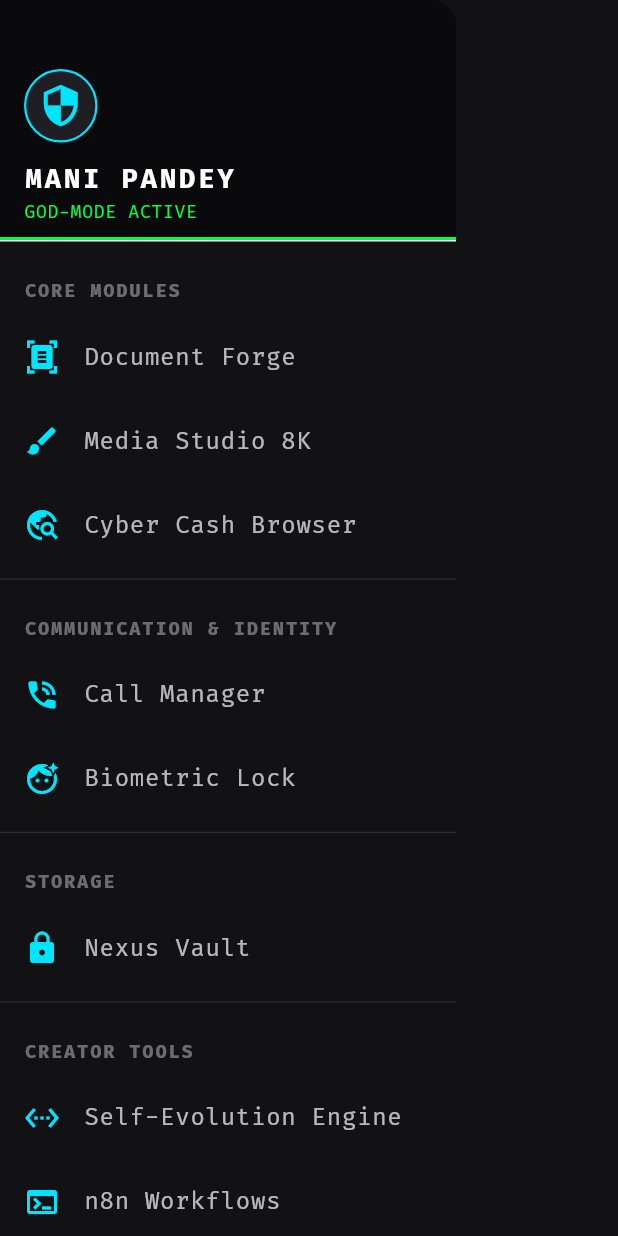
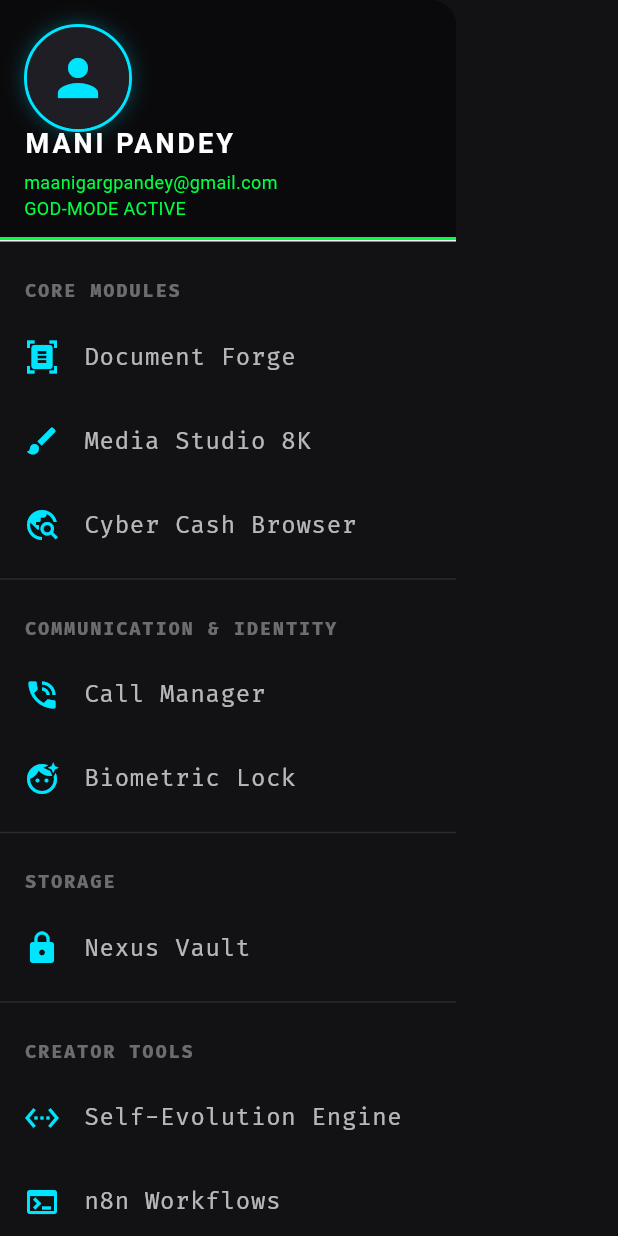
Before and after one commit to maanigargpandey-gif/jarvis-backend, a Flutter app: the SidebarMenu widget shown alone on an empty page, opened directly, on a phone screen of 412 x 824 dp. Run offline on Flutter 3.47's test engine with Material 3 defaults, Android fonts, the phone set to English and light mode, and no system bars; our stand-ins replace google_fonts, shared_preferences, webview_flutter; accounts and stored records are empty; statements that could not run were skipped.

Commit message:
Update sidebar_menu.dart

```diff
--- a/frontend/lib/widgets/sidebar_menu.dart
+++ b/frontend/lib/widgets/sidebar_menu.dart
@@ -11,39 +11,48 @@
     final workspaceProvider = Provider.of<WorkspaceProvider>(context, listen: false);
 
     return Drawer(
-      backgroundColor: const Color(0xFF121215), // Dark Ash Grey Theme
+      backgroundColor: const Color(0xFF121215), // DeepSeek's Dark Ash Grey Theme
       child: ListView(
         padding: EdgeInsets.zero,
         children: [
-          // 👑 Creator Header
-          DrawerHeader(
+          // 👑 DeepSeek's Original Profile / Login Header (Merged with God-Mode)
+          UserAccountsDrawerHeader(
             decoration: const BoxDecoration(
               color: Color(0xFF0A0A0C), // Deep Black
               border: Border(bottom: BorderSide(color: Color(0xFF00FF41), width: 2)), // Hacker Green Border
             ),
-            child: Column(
-              crossAxisAlignment: CrossAxisAlignment.start,
-              mainAxisAlignment: MainAxisAlignment.end,
-              children: [
-                Container(
-                  padding: const EdgeInsets.all(8),
+            currentAccountPicture: Container(
               decoration: BoxDecoration(
                 shape: BoxShape.circle,
-                    color: const Color(0xFF1E1E24),
-                    border: Border.all(color: const Color(0xFF00E5FF), width: 1.5),
+                border: Border.all(color: const Color(0xFF00E5FF), width: 2),
+                boxShadow: [
+                  BoxShadow(
+                    color: const Color(0xFF00E5FF).withOpacity(0.3),
+                    blurRadius: 10,
+                  )
+                ],
               ),
-                  child: const Icon(Icons.security, color: Color(0xFF00E5FF), size: 30),
+              child: const CircleAvatar(
+                backgroundColor: Color(0xFF1E1E24),
+                // यहाँ आप अपनी असली फोटो लगा सकते हैं: backgroundImage: NetworkImage('YOUR_PHOTO_URL_HERE'),
+                child: Icon(Icons.person, color: Color(0xFF00E5FF), size: 40),
               ),
-                const SizedBox(height: 10),
-                const Text(
+            ),
+            accountName: const Text(
               "MANI PANDEY",
-                  style: TextStyle(color: Colors.white, fontSize: 18, fontWeight: FontWeight.bold, letterSpacing: 2),
+              style: TextStyle(
+                color: Colors.white,
+                fontWeight: FontWeight.bold,
+                letterSpacing: 2,
+                fontSize: 18,
               ),
-                const Text(
-                  "GOD-MODE ACTIVE",
-                  style: TextStyle(color: Color(0xFF00FF41), fontSize: 12),
             ),
-              ],
+            accountEmail: const Text(
+              "maanigargpandey@gmail.com\nGOD-MODE ACTIVE",
+              style: TextStyle(
+                color: Color(0xFF00FF41), // Hacker Green
+                fontSize: 12,
+              ),
             ),
           ),
 
@@ -87,6 +96,14 @@
             Navigator.pop(context);
           }),
           _buildDrawerItem(context, Icons.terminal, "n8n Workflows", () {}),
+
+          const Divider(color: Colors.white10),
+
+          // 🚪 5. DEEPSEEK SESSION TERMINATE (LOGOUT)
+          _buildDrawerItem(context, Icons.logout, "Terminate Session", () {
+            // Logout logic will go here
+            Navigator.pop(context);
+          }, color: Colors.redAccent),
         ],
       ),
     );
@@ -98,15 +115,20 @@
       padding: const EdgeInsets.only(left: 16, top: 16, bottom: 8),
       child: Text(
         title,
-        style: const TextStyle(color: Colors.white38, fontSize: 12, fontWeight: FontWeight.bold, letterSpacing: 1.5),
+        style: const TextStyle(
+          color: Colors.white38,
+          fontSize: 12,
+          fontWeight: FontWeight.bold,
+          letterSpacing: 1.5,
+        ),
       ),
     );
   }
 
-  Widget _buildDrawerItem(BuildContext context, IconData icon, String title, VoidCallback onTap) {
+  Widget _buildDrawerItem(BuildContext context, IconData icon, String title, VoidCallback onTap, {Color? color}) {
     return ListTile(
-      leading: Icon(icon, color: const Color(0xFF00E5FF)), // Electric Blue Icon
-      title: Text(title, style: const TextStyle(color: Colors.white70)),
+      leading: Icon(icon, color: color ?? const Color(0xFF00E5FF)), // Electric Blue Icon or Red
+      title: Text(title, style: TextStyle(color: color ?? Colors.white70)),
       onTap: onTap,
       hoverColor: const Color(0xFF00FF41).withOpacity(0.1),
     );
```
Lines whose indentation alone changed are shown as unchanged.
